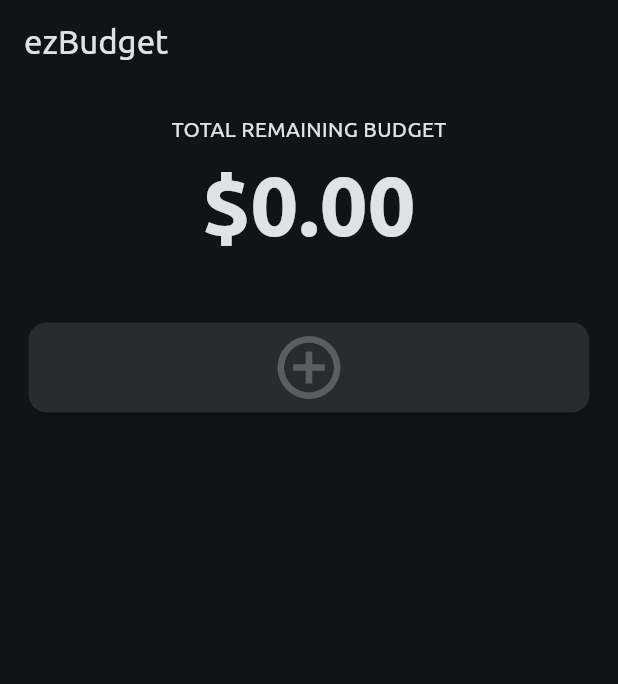
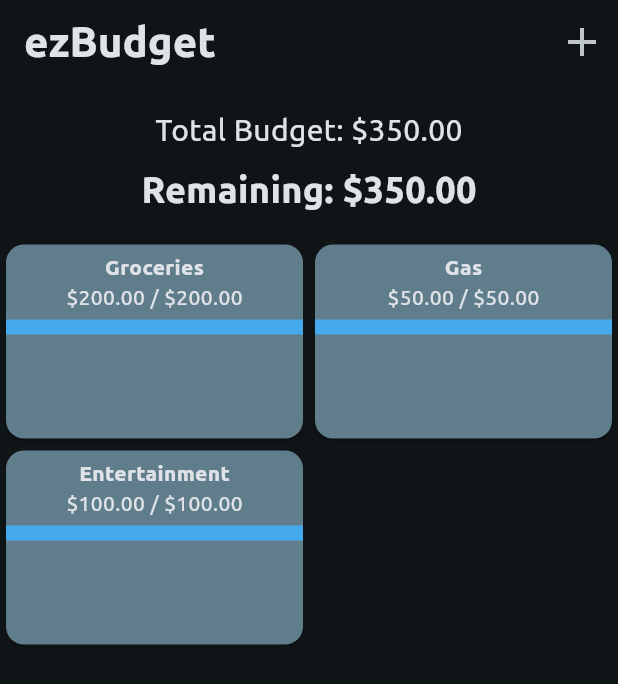
Before and after one commit to leejonathandev/ezbudget, a Flutter app: the screen it shows after launch, on a phone screen of 412 x 824 dp. Shown: the top 684 px of the screen. Run offline on Flutter 3.47's test engine with Material 3 defaults, Android fonts, the light colour scheme and no system bars; our stand-ins replace shared_preferences; project files that could hold a hidden picture were left out.

Commit message:
Reorganize code

```diff
--- a/lib/main.dart
+++ b/lib/main.dart
@@ -1,4 +1,4 @@
-import 'package:ezbudget/main_view.dart';
+import 'package:ezbudget/views/main_view.dart';
 import 'package:flutter/material.dart';
 
 void main() async {
--- a/lib/main_view.dart
+++ /dev/null
@@ -1,186 +0,0 @@
-import 'package:ezbudget/budget.dart';
-import 'package:ezbudget/budget_storage.dart';
-import 'package:ezbudget/budget_tile.dart';
-import 'package:ezbudget/create_budget_dialog.dart';
-import 'package:flutter/material.dart';
-import 'package:intl/intl.dart';
-
-final currencyFormatter = NumberFormat.simpleCurrency();
-
-class MainView extends StatefulWidget {
-  @override
-  State<StatefulWidget> createState() => _MainViewState();
-
-  const MainView({super.key});
-}
-
-class _MainViewState extends State<MainView> {
-  List<Budget> budgets = [];
-  double totalRemainingBudget = 0;
-
-  @override
-  void initState() {
-    super.initState();
-    // Initialize the budgets from local storage.
-    BudgetStorage.initializeBudgets().then((value) {
-      setState(() {
-        budgets.addAll(value);
-        totalRemainingBudget =
-            budgets.fold<double>(0, (a, b) => a + b.remaining);
-      });
-    });
-  }
-
-  @override
-  Widget build(BuildContext context) {
-    return Scaffold(
-      appBar: AppBar(
-        title: const Text("ezBudget"),
-      ),
-      body: Column(children: [
-        const SizedBox(height: 20),
-        const Text("TOTAL REMAINING BUDGET"),
-        Text(
-          currencyFormatter.format(totalRemainingBudget),
-          textScaler: const TextScaler.linear(4),
-          style: const TextStyle(fontWeight: FontWeight.bold),
-        ),
-        const SizedBox(height: 20),
-        Expanded(
-          child: buildBudgetLayout(),
-        )
-      ]),
-    );
-  }
-
-  Widget buildBudgetLayout() {
-    // Use MediaQuery to determine the layout based on screen size
-    final screenWidth = MediaQuery.of(context).size.width;
-    final isWideScreen = screenWidth > 600; // threshold for wide layout
-
-    if (!isWideScreen) {
-      // convert to ListView.builder
-      return ListView.separated(
-        separatorBuilder: (BuildContext context, int index) => const SizedBox(
-          height: 10,
-        ),
-        padding: const EdgeInsets.all(15),
-        itemCount: budgets.length + 1,
-        itemBuilder: (context, index) {
-          if (index < budgets.length) {
-            return BudgetTile(
-              budget: budgets[index],
-              updateTotalCallback: updateRemainingBudget,
-              useWideLayout: isWideScreen,
-              onDeleteBudget: deleteBudget,
-            );
-          } else {
-            /*
-            This below is the code for the extra tile
-            at the bottom of the screen to add another budget.
-            */
-            return SizedBox(
-              child: Card(
-                // Styling for the card
-                color: Color.lerp(
-                    Theme.of(context).primaryColor, Colors.white, 0.1),
-                clipBehavior: Clip.hardEdge,
-                child: InkWell(
-                  // This is what changes the screen
-                  // when you press the button
-                  onTap: () => showDialog<String>(
-                    context: context,
-                    builder: (BuildContext context) => CreateBudgetDialog(
-                        budgets: budgets,
-                        refreshBudgetsCallback: updateRemainingBudget),
-                  ),
-                  // This is for the icon in the middle
-                  child: const Padding(
-                    padding: EdgeInsets.all(5),
-                    child: Center(
-                      child: Icon(
-                          size: 50,
-                          color: Colors.white24,
-                          Icons.add_circle_outline),
-                    ),
-                  ),
-                ),
-              ),
-            );
-          }
-        },
-      );
-    } else {
-      // convert to GridView.builder
-      return GridView.builder(
-        gridDelegate: const SliverGridDelegateWithMaxCrossAxisExtent(
-          maxCrossAxisExtent: 250, // Reduced from 400
-          mainAxisSpacing: 10, // Reduced from 15
-          crossAxisSpacing: 10, // Reduced from 15
-          childAspectRatio:
-              1.2, // Width:Height ratio (slightly wider than tall)
-        ),
-        padding: const EdgeInsets.all(15),
-        itemCount: budgets.length + 1,
-        itemBuilder: (context, index) {
-          if (index < budgets.length) {
-            return BudgetTile(
-              budget: budgets[index],
-              updateTotalCallback: updateRemainingBudget,
-              useWideLayout: true,
-              onDeleteBudget: deleteBudget,
-            );
-          } else {
-            return Card(
-              color:
-                  Color.lerp(Theme.of(context).primaryColor, Colors.white, 0.1),
-              clipBehavior: Clip.hardEdge,
-              child: InkWell(
-                onTap: () => showDialog<String>(
-                  context: context,
-                  builder: (BuildContext context) => CreateBudgetDialog(
-                      budgets: budgets,
-                      refreshBudgetsCallback: updateRemainingBudget),
-                ),
-                child: const Padding(
-                  padding: EdgeInsets.all(5),
-                  child: Center(
-                    child: Icon(
-                        size: 50,
-                        color: Colors.white24,
-                        Icons.add_circle_outline),
-                  ),
-                ),
-              ),
-            );
-          }
-        },
-      );
-    }
-  }
-
-  /// This method updates the total remaining budget.
-  /// It is called whenever a budget is updated.
-  /// It updates the total remaining budget by adding the remaining amount of each budget.
-  /// It then updates the state of the widget to reflect the new total remaining budget.
-  void updateRemainingBudget() {
-    BudgetStorage.writeAllBudgets(budgets);
-    setState(() {
-      totalRemainingBudget =
-          budgets.map((e) => e.remaining).reduce((a, b) => a + b);
-    });
-  }
-
-  void deleteBudget(Budget budget) {
-    setState(() {
-      budgets.remove(budget);
-      if (budgets.isNotEmpty) {
-        totalRemainingBudget =
-            budgets.map((e) => e.remaining).reduce((a, b) => a + b);
-      } else {
-        totalRemainingBudget = 0;
-      }
-    });
-    BudgetStorage.writeAllBudgets(budgets);
-  }
-}
--- a/lib/budget_storage.dart
+++ b/lib/services/budget_storage.dart
@@ -1,6 +1,6 @@
 import 'dart:convert';
 import 'dart:io';
-import 'package:ezbudget/budget.dart';
+import 'package:ezbudget/models/budget.dart';
 import 'package:path_provider/path_provider.dart';
 
 /// This class is responsible for storing and retrieving budgets from local storage.
--- /dev/null
+++ b/lib/views/main_view.dart
@@ -0,0 +1,135 @@
+import 'dart:convert';
+import 'package:ezbudget/models/budget.dart';
+import 'package:ezbudget/widgets/create_budget_dialog.dart';
+import 'package:flutter/material.dart';
+import 'package:ezbudget/widgets/budget_tile.dart';
+import 'package:shared_preferences/shared_preferences.dart';
+
+class MainView extends StatefulWidget {
+  const MainView({
+    super.key,
+  });
+
+  @override
+  State<MainView> createState() => _MainViewState();
+}
+
+class _MainViewState extends State<MainView> {
+  List<Budget> budgets = [];
+  double totalBudget = 0;
+  double totalRemaining = 0;
+
+  @override
+  void initState() {
+    super.initState();
+    _loadBudgets();
+  }
+
+  void _loadBudgets() async {
+    final prefs = await SharedPreferences.getInstance();
+    final budgetStrings = prefs.getStringList('budgets');
+
+    if (budgetStrings != null) {
+      budgets = budgetStrings.map((b) => Budget.fromJson(jsonDecode(b))).toList();
+    } else {
+      budgets = [
+        Budget("Groceries", 200),
+        Budget("Gas", 50),
+        Budget("Entertainment", 100)
+      ];
+    }
+    _updateTotals();
+    setState(() {});
+  }
+
+  void _saveBudgets() async {
+    final prefs = await SharedPreferences.getInstance();
+    final budgetStrings = budgets.map((b) => jsonEncode(b.toJson())).toList();
+    await prefs.setStringList('budgets', budgetStrings);
+  }
+
+  void _updateTotals() {
+    totalBudget = budgets.fold(0, (sum, item) => sum + item.total);
+    totalRemaining = budgets.fold(0, (sum, item) => sum + item.remaining);
+    _saveBudgets();
+    setState(() {});
+  }
+
+  void _deleteBudget(Budget budget) {
+    setState(() {
+      budgets.remove(budget);
+      _updateTotals();
+    });
+  }
+
+  @override
+  Widget build(BuildContext context) {
+    return Scaffold(
+      appBar: AppBar(
+        title: const Text(
+          "ezBudget",
+          style: TextStyle(fontWeight: FontWeight.bold, fontSize: 28),
+        ),
+        actions: [
+          IconButton(
+            onPressed: () {
+              showDialog(
+                context: context,
+                builder: (BuildContext context) {
+                  return CreateBudgetDialog(
+                    budgets: budgets,
+                    refreshBudgetsCallback: _updateTotals,
+                  );
+                },
+              );
+            },
+            icon: const Icon(Icons.add, size: 32),
+          ),
+        ],
+      ),
+      body: LayoutBuilder(
+        builder: (context, constraints) {
+          final bool useWideLayout = constraints.maxWidth > 600;
+          return Column(
+            children: [
+              Padding(
+                padding: const EdgeInsets.all(16.0),
+                child: Column(
+                  children: [
+                    Text(
+                      "Total Budget: \$${totalBudget.toStringAsFixed(2)}",
+                      style: const TextStyle(fontSize: 20),
+                    ),
+                    const SizedBox(height: 8),
+                    Text(
+                      "Remaining: \$${totalRemaining.toStringAsFixed(2)}",
+                      style: const TextStyle(
+                          fontSize: 24, fontWeight: FontWeight.bold),
+                    ),
+                  ],
+                ),
+              ),
+              Expanded(
+                child: GridView.builder(
+                  gridDelegate: SliverGridDelegateWithFixedCrossAxisCount(
+                    crossAxisCount: useWideLayout ? 4 : 2,
+                    childAspectRatio: useWideLayout ? 1 : 1.5,
+                  ),
+                  itemCount: budgets.length,
+                  itemBuilder: (context, index) {
+                    return BudgetTile(
+                      budget: budgets[index],
+                      updateTotalCallback: _updateTotals,
+                      useWideLayout: useWideLayout,
+                      onDeleteBudget: _deleteBudget,
+                    );
+                  },
+                ),
+              ),
+            ],
+          );
+        },
+      ),
+    );
+  }
+}
--- a/lib/spend_view.dart
+++ b/lib/views/spend_view.dart
@@ -1,6 +1,6 @@
-import 'package:ezbudget/budget.dart';
+import 'package:ezbudget/models/budget.dart';
 import 'package:flutter/material.dart';
-import 'package:ezbudget/helpers.dart';
+import 'package:ezbudget/utils/helpers.dart';
 
 class SpendView extends StatefulWidget {
   final Budget selectedBudget;
--- a/lib/create_budget_dialog.dart
+++ b/lib/widgets/create_budget_dialog.dart
@@ -1,5 +1,5 @@
-import 'package:ezbudget/budget.dart';
-import 'package:ezbudget/helpers.dart';
+import 'package:ezbudget/models/budget.dart';
+import 'package:ezbudget/utils/helpers.dart';
 import 'package:flutter/material.dart';
 import 'package:flutter/services.dart';
 
```
Also changed, not shown: lib/widgets/budget_tile.dart (renamed from lib/budget_tile.dart, +4 -50 lines), lib/models/budget.dart (renamed from lib/budget.dart), lib/utils/helpers.dart (renamed from lib/helpers.dart).
